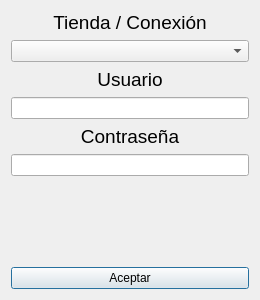
Above: login.ui from Ladis72/tienda before the change. Below: the same form after it.
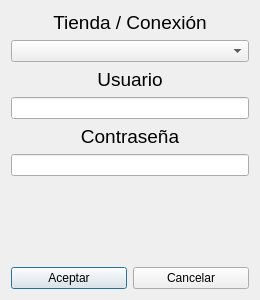
That is the form after the change. Icons and pictures are not drawn.

What changed in the file:
```diff
--- a/login.ui
+++ b/login.ui
@@ -80,11 +80,25 @@
     </widget>
    </item>
    <item row="7" column="0">
+    <layout class="QHBoxLayout" name="horizontalLayoutBotones">
+     <item>
     <widget class="QPushButton" name="pushButton">
      <property name="text">
       <string>Aceptar</string>
      </property>
-    </widget>
+       <property name="default">
+        <bool>true</bool>
+       </property>
+      </widget>
+     </item>
+     <item>
+      <widget class="QPushButton" name="pushButtonCancelar">
+       <property name="text">
+        <string>Cancelar</string>
+       </property>
+      </widget>
+     </item>
+    </layout>
    </item>
    <item row="6" column="0">
     <spacer name="verticalSpacer">
```
Left out of the diff: 1 changed line with no effect on the pictures. Lines whose indentation alone changed are shown as unchanged.
